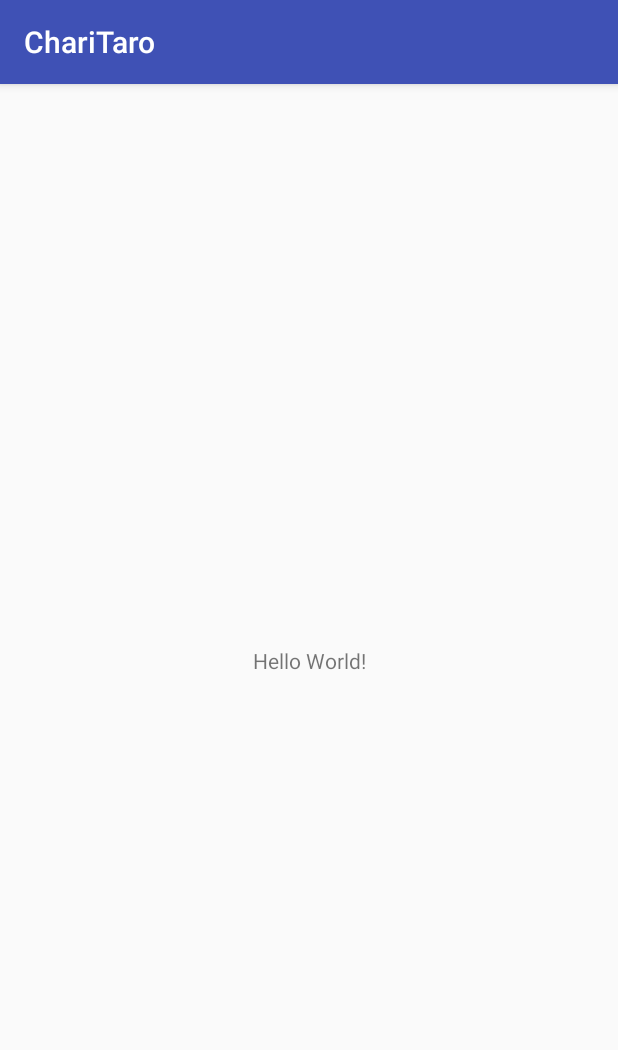
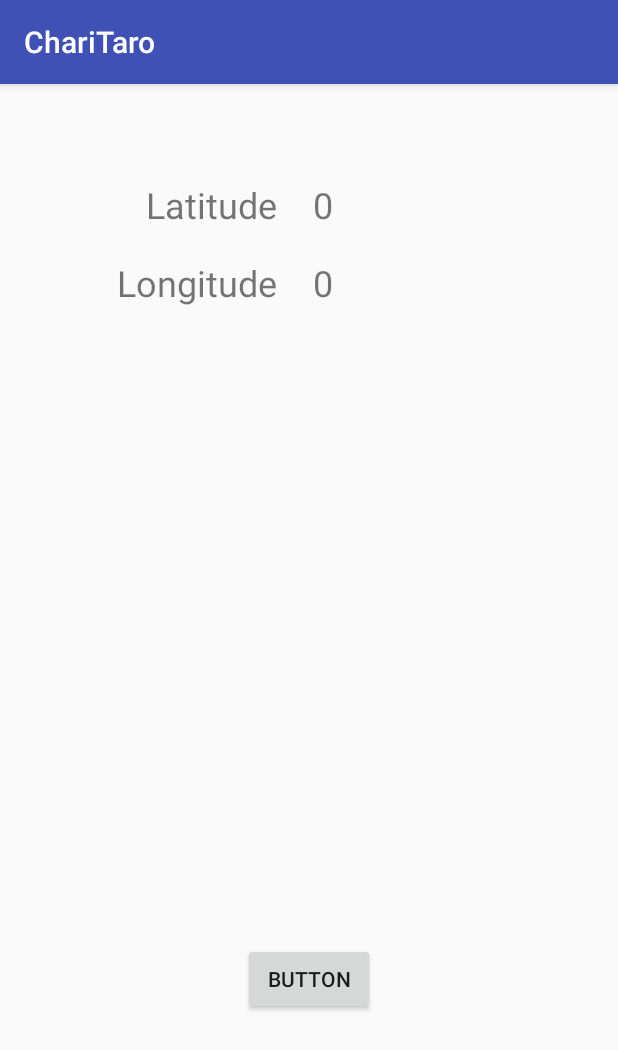
Before and after one commit to shun-shun123/ChariTaro, an Android app: the screen it shows after launch (MainActivity), on a phone screen of 412 x 824 dp. Shown: the top 1050 px of the screen. Run offline under Robolectric (Android 15) with nearby library versions, the phone set to English and light mode, and no system bars; 1 statement that could not run was skipped.

Commit message:
:lipstick:位置情報取得と表示のためTextViewのButtonを配置

```diff
--- a/app/src/main/res/layout/activity_main.xml
+++ b/app/src/main/res/layout/activity_main.xml
@@ -6,13 +6,55 @@
     android:layout_height="match_parent"
     tools:context=".MainActivity">
 
-    <TextView
+    <Button
+        android:id="@+id/button"
         android:layout_width="wrap_content"
         android:layout_height="wrap_content"
-        android:text="Hello World!"
+        android:layout_marginBottom="147dp"
+        android:text="Button"
         app:layout_constraintBottom_toBottomOf="parent"
-        app:layout_constraintLeft_toLeftOf="parent"
-        app:layout_constraintRight_toRightOf="parent"
+        app:layout_constraintEnd_toEndOf="parent"
+        app:layout_constraintStart_toStartOf="parent" />
+
+    <TextView
+        android:id="@+id/textView"
+        android:layout_width="wrap_content"
+        android:layout_height="wrap_content"
+        android:text="Latitude"
+        android:textSize="24sp"
+        app:layout_constraintBaseline_toBaselineOf="@+id/latitude"
+        app:layout_constraintEnd_toEndOf="parent"
+        app:layout_constraintHorizontal_bias="0.3"
+        app:layout_constraintStart_toStartOf="parent" />
+
+    <TextView
+        android:id="@+id/latitude"
+        android:layout_width="wrap_content"
+        android:layout_height="wrap_content"
+        android:layout_marginStart="24dp"
+        android:layout_marginTop="64dp"
+        android:text="0"
+        android:textSize="24sp"
+        app:layout_constraintStart_toEndOf="@+id/textView"
         app:layout_constraintTop_toTopOf="parent" />
 
+    <TextView
+        android:id="@+id/textView3"
+        android:layout_width="wrap_content"
+        android:layout_height="wrap_content"
+        android:text="Longitude"
+        android:textSize="24sp"
+        app:layout_constraintBaseline_toBaselineOf="@+id/longitude"
+        app:layout_constraintEnd_toEndOf="@+id/textView" />
+
+    <TextView
+        android:id="@+id/longitude"
+        android:layout_width="wrap_content"
+        android:layout_height="wrap_content"
+        android:layout_marginTop="19dp"
+        android:text="0"
+        android:textSize="24sp"
+        app:layout_constraintStart_toStartOf="@+id/latitude"
+        app:layout_constraintTop_toBottomOf="@+id/latitude" />
+
 </android.support.constraint.ConstraintLayout>
```
